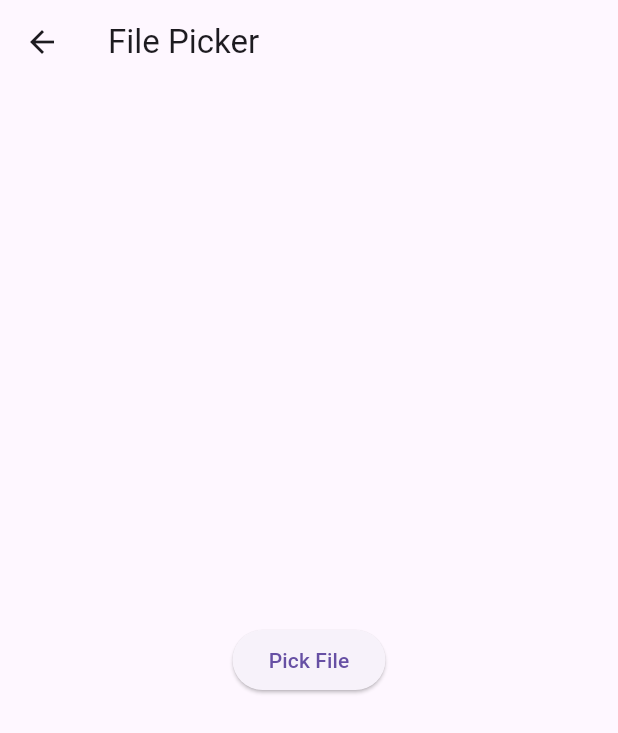
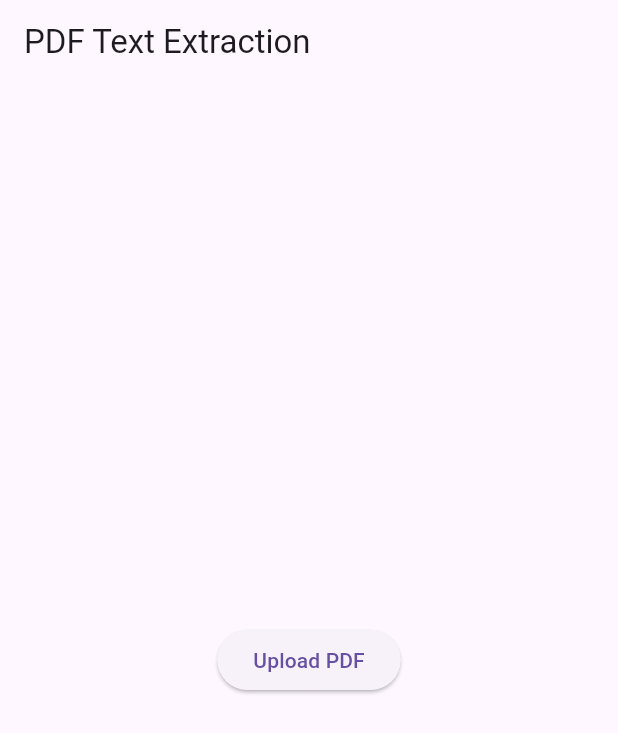
Before and after one commit to alecpalo/speed_reader_pro, a Flutter app: the screen it shows after launch, after a tap on "Upload File", on a phone screen of 412 x 824 dp. Shown: the top 733 px of the screen. Run offline on Flutter 3.47's test engine with Material 3 defaults, Android fonts, the light colour scheme and no system bars; our stand-ins replace file_picker; missing offline and left inert: read_pdf_text.

Commit message:
pdf file picking and text extraction functionality finished

```diff
--- a/lib/main.dart
+++ b/lib/main.dart
@@ -47,7 +47,7 @@ class Home extends StatelessWidget {
               onPressed: () {
                 Navigator.push(
                   context,
-                  MaterialPageRoute(builder: (context) => const UploadFile()), // try and see if this works
+                  MaterialPageRoute(builder: (context) => const UploadFile()),
                 );
               },
             )
--- a/lib/screen/UploadFile.dart
+++ b/lib/screen/UploadFile.dart
@@ -1,8 +1,8 @@
 // creating uploading file capabilities
-import 'dart:io';
+import 'package:flutter/material.dart';
 import 'package:file_picker/file_picker.dart';
-import 'package:flutter/foundation.dart';
-import 'package:flutter/material.dart';
+import 'package:speed_reader_pro/screen/extractText.dart';
+
 
 class UploadFile extends StatefulWidget {
   const UploadFile({super.key});
@@ -12,49 +12,144 @@ class UploadFile extends StatefulWidget {
 }
 
 class _UploadFileState extends State<UploadFile> {
-  File? file;
-  FilePickerResult? result;
+
+  // UploadFile({super.key}); // see if this helps
 
   @override
   Widget build(BuildContext context) {
-    return Scaffold(
-      appBar: AppBar(title: const Text('File Picker')),
-      body: Center(
-        child: Column(mainAxisAlignment: MainAxisAlignment.center, children: [
-          if (file != null || result != null) ...[
-            if (kIsWeb) ...[
-              Image.memory(
-                result!.files.first.bytes!,
-                height: 350,
-                width: 350,
-                fit: BoxFit.fill,
-              ),
-            ] else ...[
-              Image.file(file!, height: 150, width: 150, fit: BoxFit.fill),
-            ],
-            const SizedBox(height: 8),
-          ],
-          ElevatedButton(
+    return MaterialApp(
+      home: Scaffold(
+        appBar: AppBar(
+          title: Text('PDF Text Extraction'),
+        ),
+        body: Center(
+          child: ElevatedButton(
             onPressed: () async {
-              try {
-                result = await FilePicker.platform.pickFiles();
-                if (result != null) {
-                  if (!kIsWeb) {
-                    file = File(result!.files.single.path!);
-                  }
-                  setState(() {});
-                } else {
-                  // User canceled the picker
-                }
-              } catch (_) {}
+              String? filePath = await pickPDFFile(); // waiting on this
+              if (filePath != null) {
+                // Call the function to extract text from the PDF
+                String extractedText = await extractTextFromPDF(filePath);
+                print(extractedText);
+              } else {
+                print('File picking canceled.');
+              }
             },
-            child: const Text('Pick File'),
+            child: Text('Upload PDF'),
           ),
-        ]),
+        ),
       ),
     );
   }
+
+  Future<String?> pickPDFFile() async {
+    FilePickerResult? result = await FilePicker.platform.pickFiles(
+      type: FileType.custom,
+      allowedExtensions: ['pdf'], // only allow pdf's
+    );
+
+    if (result != null) {
+      return result.files.single.path;
+    } else {
+      return null;
+    }
+  }
 }
+
+// Future<String> extractTextFromPDF(String filePath) async {
+//   final pdfBytes = await File(filePath).readAsBytes();
+//
+//   // Load the PDF from the buffer
+//   final pdfDocument = PdfDocument.openData(pdfBytes);
+//
+//   // Extract text from the PDF
+//   final StringBuffer textBuffer = StringBuffer();
+//   for (var page in pdfDocument.pages) {
+//     textBuffer.write(page.text);
+//   }
+//
+//   return textBuffer.toString();
+
+
+
+
+
+
+
+
+
+
+
+
+
+
+
+
+
+
+
+
+
+
+
+
+
+
+
+
+
+//
+// class _UploadFileState extends State<UploadFile> {
+//   File? file;
+//   FilePickerResult? result;
+//   String fileText = "bruh";
+//
+//   @override
+//   Widget build(BuildContext context) {
+//     return Scaffold(
+//       appBar: AppBar(title: const Text('File Picker')),
+//       body: Center(
+//         child: Column(mainAxisAlignment: MainAxisAlignment.center, children: [
+//           if (file != null || result != null) ...[
+//             if (kIsWeb) ...[
+//               Image.memory(
+//                 result!.files.first.bytes!,
+//                 height: 350,
+//                 width: 350,
+//                 fit: BoxFit.fill,
+//               ),
+//             ] else ...[
+//               Image.file(file!, height: 150, width: 150, fit: BoxFit.fill),
+//             ],
+//             const SizedBox(height: 8),
+//           ],
+//           ElevatedButton(
+//             onPressed: () async {
+//               try {
+//                 result = await FilePicker.platform.pickFiles(
+//                   type: FileType.custom,
+//                   allowedExtensions: ['pdf'], // only allow pdfs
+//                 );
+//                 if (result != null) {
+//                   if (!kIsWeb) {
+//                     file = File(result!.files.single.path!); // process this file
+//                     String text = await ReadPdfText.getPDFtext(path);
+//
+//
+//
+//                   }
+//                   setState(() {});
+//                 } else {
+//                   // User canceled the picker
+//                 }
+//               } catch (_) {}
+//             },
+//             child: const Text('Upload PDF'),
+//           ),
+//         ]),
+//       ),
+//     );
+//   }
+// }
 
 
 
--- /dev/null
+++ b/lib/screen/extractText.dart
@@ -0,0 +1,21 @@
+// import 'dart:io';
+import 'package:flutter/services.dart';
+// import 'package:pdf/pdf.dart';
+// import 'package:pdf/widgets.dart' as pw;
+import 'package:read_pdf_text/read_pdf_text.dart';
+// import 'package:pdf/pdf.dart';
+// import 'package:pdf/widgets.dart' as pw;
+// import 'package:pdf/pdf.dart';
+// import 'package:pdf/widgets.dart' as pw;
+// import 'package:pdf/widgets.dart';
+
+Future<String> extractTextFromPDF(String filePath) async {
+  String text = "";
+  try {
+    text = await ReadPdfText.getPDFtext(filePath);
+  } on PlatformException {
+    print("failed to get pdf text");
+  }
+  return text;
+
+}
--- a/pubspec.yaml
+++ b/pubspec.yaml
@@ -31,6 +31,8 @@ dependencies:
   flutter:
     sdk: flutter
   file_picker: ^5.0.0
+  pdf: ^3.4.2
+  read_pdf_text: ^0.2.1
 
 
   # The following adds the Cupertino Icons font to your application.
```
Also changed, not shown: pubspec.lock.
